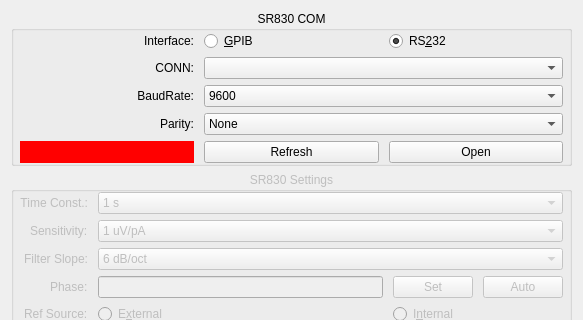
EdwarDu/autools, file SRS/sr830_config.ui: the form before one commit; both pictures show x 0 to 583 and y 0 to 320 of the 583 by 767 pixel window.
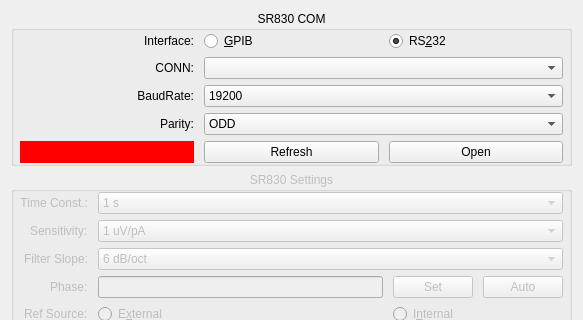
The form after the commit.

Commit message: change SR830 default ui setting

The edit to the form file:
```diff
--- a/SRS/sr830_config.ui
+++ b/SRS/sr830_config.ui
@@ -109,10 +109,10 @@
         <item row="3" column="1" colspan="2">
          <widget class="QComboBox" name="comboBox_COM_Parity">
           <property name="currentText">
-           <string>None</string>
+           <string>ODD</string>
           </property>
           <property name="currentIndex">
-           <number>0</number>
+           <number>1</number>
           </property>
           <item>
            <property name="text">
@@ -189,10 +189,10 @@
            <bool>false</bool>
           </property>
           <property name="currentText">
-           <string>9600</string>
+           <string>19200</string>
           </property>
           <property name="currentIndex">
-           <number>0</number>
+           <number>1</number>
           </property>
           <item>
            <property name="text">
```
The commit also changes 1 other file.
